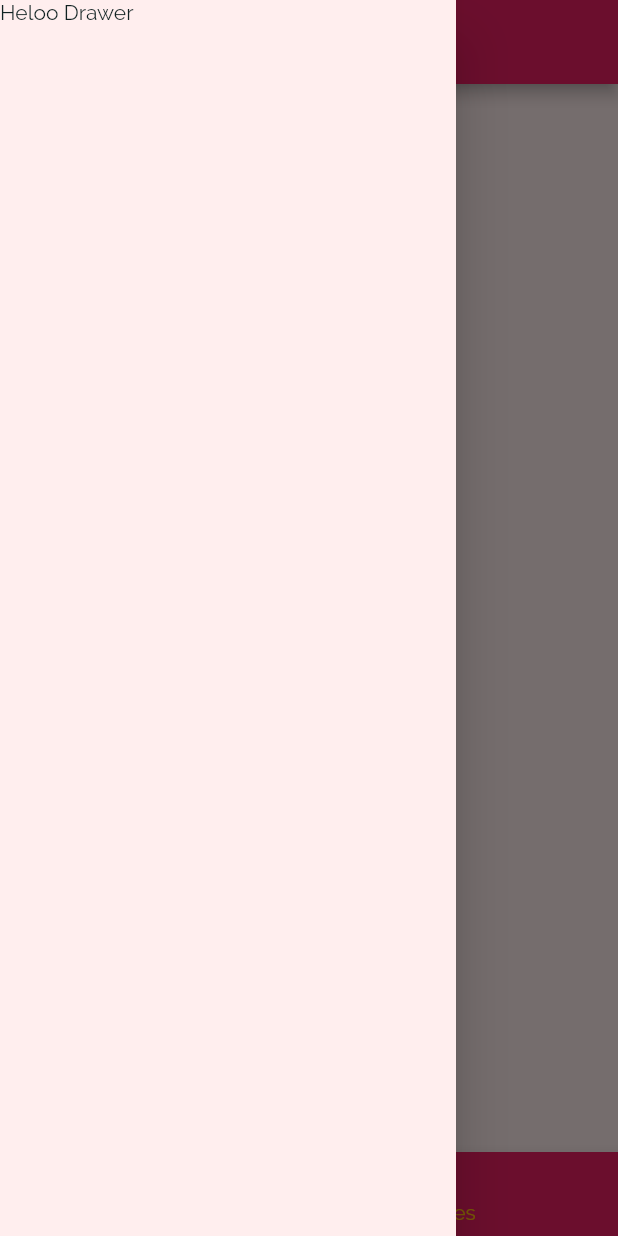
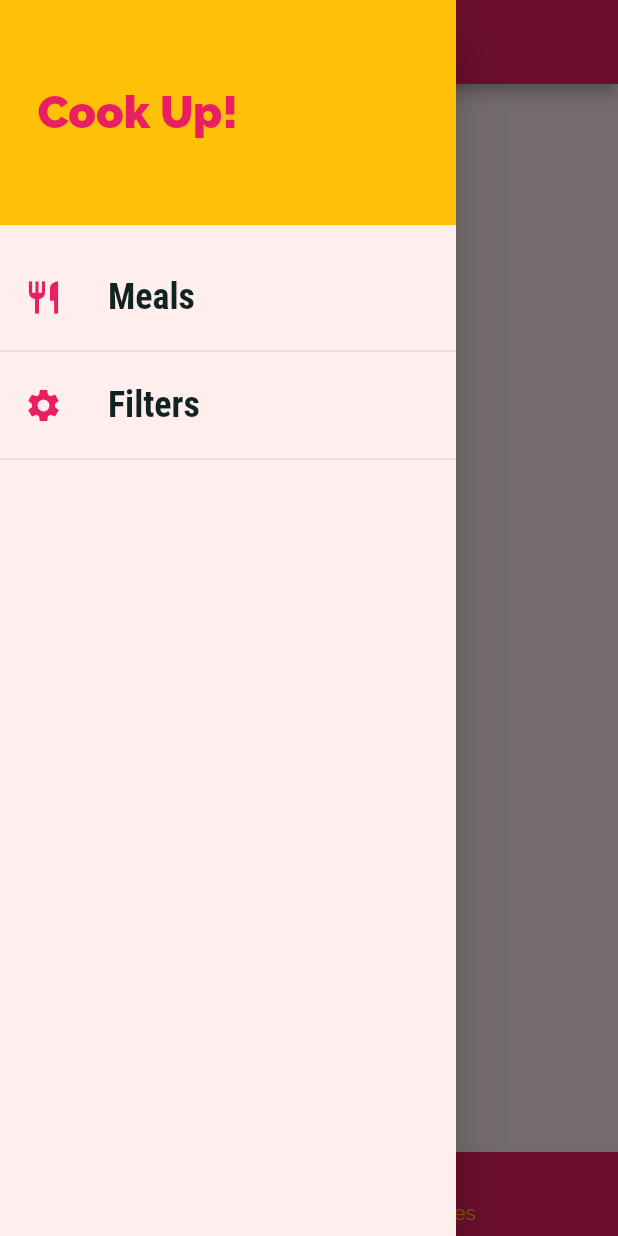
Before and after one commit to saad0259/app_22_recipe_app, a Flutter app: the screen it shows after launch, item 2 of the bottom bar chosen, with the side drawer open, on a phone screen of 412 x 824 dp. Run offline on Flutter 3.47's test engine with Material 2 defaults, Android fonts, the phone set to English and light mode, and no system bars.

Commit message:
Given project done- Will Improve later

```diff
--- a/lib/main.dart
+++ b/lib/main.dart
@@ -1,7 +1,9 @@
+import 'package:app_22_recipe_app/models/dummy_data.dart';
+import 'package:app_22_recipe_app/models/meal.dart';
+import 'package:app_22_recipe_app/widgets/filters.dart';
 import 'package:flutter/material.dart';
 import 'package:flutter/cupertino.dart';
 
-import './widgets/categories_screen.dart';
 import './widgets/category_meals_screen.dart';
 import './widgets/meal_detail_screen.dart';
 import './widgets/tabs_screen.dart';
@@ -10,8 +12,64 @@ void main() {
   runApp(MyApp());
 }
 
-class MyApp extends StatelessWidget {
+class MyApp extends StatefulWidget {
   const MyApp({Key? key}) : super(key: key);
+
+  @override
+  _MyAppState createState() => _MyAppState();
+}
+
+class _MyAppState extends State<MyApp> {
+  Map<String, bool> _filters = {
+    'gluten-free': false,
+    'vegetarian': false,
+    'vegan': false,
+    'lactose-free': false,
+  };
+
+  List<Meal> _availableMeals = DUMMY_MEALS;
+  List<Meal> _favoriteMeals = [];
+
+  void _setFilters(Map<String, bool> filterData) {
+    setState(() {
+      _filters = filterData;
+
+      _availableMeals = DUMMY_MEALS.where((element) {
+        if (_filters['gluten-free']! && !element.isGlutenFree) {
+          return false;
+        }
+        if (_filters['lactose-free']! && !element.isLactoseFree) {
+          return false;
+        }
+        if (_filters['vegetarian']! && !element.isVegetarian) {
+          return false;
+        }
+        if (_filters['vegan']! && !element.isVegan) {
+          return false;
+        }
+        return true;
+      }).toList();
+    });
+  }
+
+  void _toggleFavorite(String mealId) {
+    final existingIndex =
+        _favoriteMeals.indexWhere((element) => element.id == mealId);
+    if (existingIndex.isNegative) {
+      setState(() {
+        _favoriteMeals
+            .add(DUMMY_MEALS.firstWhere((element) => element.id == mealId));
+      });
+    } else {
+      setState(() {
+        _favoriteMeals.removeAt(existingIndex);
+      });
+    }
+  }
+
+  bool _isMealFavorite(String mealId) {
+    return _favoriteMeals.any((element) => element.id == mealId) ? true : false;
+  }
 
   @override
   Widget build(BuildContext context) {
@@ -42,19 +100,23 @@ class MyApp extends StatelessWidget {
                     fontFamily: 'RobotoCondensed',
                     fontSize: 24,
                   )))),
-      home: TabsScreen(),
+      // home: TabsScreen(),
+      initialRoute: '/',
       routes: {
-        // '/' : (ctx) => TabsScreen(),
+        '/': (ctx) => TabsScreen(_favoriteMeals),
         // '/category-meals': (ctx) => CategoryMealsScreen(),
-        CategoryMealsScreen.routeName: (ctx) => CategoryMealsScreen(),
-        MealDetailScreen.routeName: (ctx) => MealDetailScreen(),
+        CategoryMealsScreen.routeName: (ctx) =>
+            CategoryMealsScreen(_availableMeals),
+        MealDetailScreen.routeName: (ctx) =>
+            MealDetailScreen(_toggleFavorite, _isMealFavorite),
+        Filters.routeName: (ctx) => Filters(_setFilters, _filters),
       },
       onGenerateRoute: (settings) {
         print(settings.arguments);
-        return MaterialPageRoute(builder: (ctx) => TabsScreen());
+        return MaterialPageRoute(builder: (ctx) => TabsScreen(_favoriteMeals));
       },
       onUnknownRoute: (settings) {
-        return MaterialPageRoute(builder: (ctx) => TabsScreen());
+        return MaterialPageRoute(builder: (ctx) => TabsScreen(_favoriteMeals));
       },
     );
   }
--- a/lib/widgets/drawer.dart
+++ b/lib/widgets/drawer.dart
@@ -1,11 +1,59 @@
+import 'package:app_22_recipe_app/widgets/filters.dart';
 import 'package:flutter/material.dart';
 
+class MainDrawer extends StatelessWidget {
+  const MainDrawer({Key? key}) : super(key: key);
 
-class Drawer extends StatelessWidget {
-  const Drawer({Key? key}) : super(key: key);
+  Widget _getDrawerTab(
+      BuildContext context, IconData icon, String title, Function tapHandler) {
+    return ListTile(
+        leading: Icon(
+          icon,
+          size: 26,
+          color: Theme.of(context).primaryColor,
+        ),
+        title: Text(
+          title,
+          style: TextStyle(
+              fontFamily: 'RobotoCondensed',
+              fontSize: 24,
+              fontWeight: FontWeight.bold),
+        ),
+        onTap: () => tapHandler());
+  }
 
   @override
   Widget build(BuildContext context) {
-    return Container();
+    return Drawer(
+      child: Column(
+        children: [
+          Container(
+            height: 150,
+            width: double.infinity,
+            padding: EdgeInsets.all(25),
+            alignment: Alignment.centerLeft,
+            color: Theme.of(context).accentColor,
+            child: Text(
+              'Cook Up!',
+              style: TextStyle(
+                  fontWeight: FontWeight.w900,
+                  color: Theme.of(context).primaryColor,
+                  fontSize: 30),
+            ),
+          ),
+          SizedBox(
+            height: 20,
+          ),
+          _getDrawerTab(context, Icons.restaurant, 'Meals', () {
+            Navigator.of(context).pushReplacementNamed('/');
+          }),
+          Divider(),
+          _getDrawerTab(context, Icons.settings, 'Filters', () {
+            Navigator.of(context).pushReplacementNamed(Filters.routeName);
+          }),
+          Divider(),
+        ],
+      ),
+    );
   }
 }
--- a/lib/widgets/favorites_screen.dart
+++ b/lib/widgets/favorites_screen.dart
@@ -1,10 +1,41 @@
+import 'package:app_22_recipe_app/models/meal.dart';
 import 'package:flutter/material.dart';
 
-class FavoritesScreen extends StatelessWidget {
-  const FavoritesScreen({Key? key}) : super(key: key);
+import 'meal_item.dart';
+
+class FavoritesScreen extends StatefulWidget {
+  const FavoritesScreen(this.favoriteMeals);
+
+  final List<Meal> favoriteMeals;
 
   @override
+  _FavoritesScreenState createState() => _FavoritesScreenState();
+}
+
+class _FavoritesScreenState extends State<FavoritesScreen> {
+  @override
   Widget build(BuildContext context) {
-    return Center(child: Text('Favorite'),);
+    if (widget.favoriteMeals.isEmpty) {
+      return Center(
+        child: Text(
+          'You have no favorites!',
+          style: Theme.of(context).textTheme.headline6,
+        ),
+      );
+    } else {
+      return ListView.builder(
+        itemBuilder: (ctx, index) {
+          return MealItem(
+            id: widget.favoriteMeals[index].id,
+            title: widget.favoriteMeals[index].title,
+            imgUrl: widget.favoriteMeals[index].imageUrl,
+            duration: widget.favoriteMeals[index].duration,
+            complexity: widget.favoriteMeals[index].complexity,
+            affordability: widget.favoriteMeals[index].affordability,
+          );
+        },
+        itemCount: widget.favoriteMeals.length,
+      );
+    }
   }
 }
--- a/lib/widgets/tabs_screen.dart
+++ b/lib/widgets/tabs_screen.dart
@@ -2,21 +2,30 @@ import 'package:flutter/material.dart';
 
 import './categories_screen.dart';
 import './favorites_screen.dart';
+import './drawer.dart';
+import 'package:app_22_recipe_app/models/meal.dart';
 
 class TabsScreen extends StatefulWidget {
-  const TabsScreen({Key? key}) : super(key: key);
+  const TabsScreen(this.favoriteMeals);
+
+  final List<Meal> favoriteMeals;
 
   @override
   _TabsScreenState createState() => _TabsScreenState();
 }
 
 class _TabsScreenState extends State<TabsScreen> {
-  final List<Map<String, Object>> _pages = [
-    {'page': CategoriesScreen(), 'title': 'Categories'},
-    {'page': FavoritesScreen(), 'title': 'Favorites'}
-  ];
+  int _selectedPageIndex = 0;
+  List<Map<String, Object>>? _pages;
 
-  int _selectedPageIndex = 0;
+  @override
+  void initState() {
+    super.initState();
+    _pages = [
+      {'page': CategoriesScreen(), 'title': 'Categories'},
+      {'page': FavoritesScreen(widget.favoriteMeals), 'title': 'Favorites'}
+    ];
+  }
 
   void _selectPage(int index) {
     // Index comes here Automatically
@@ -29,11 +38,9 @@ class _TabsScreenState extends State<TabsScreen> {
   Widget build(BuildContext context) {
     return Scaffold(
       appBar: AppBar(
-        title: Text(_pages[_selectedPageIndex]['title'] as String),
+        title: Text(_pages![_selectedPageIndex]['title'] as String),
       ),
-      drawer: Drawer(
-        child: Text('Heloo Drawer'),
-      ),
+      drawer: MainDrawer(),
       bottomNavigationBar: BottomNavigationBar(
         onTap: _selectPage,
         backgroundColor: Theme.of(context).primaryColor,
@@ -52,7 +59,7 @@ class _TabsScreenState extends State<TabsScreen> {
               label: 'Favorites'),
         ],
       ),
-      body: _pages[_selectedPageIndex]['page'] as Widget,
+      body: _pages![_selectedPageIndex]['page'] as Widget,
     );
     // DefaultTabController( // Top Navigation Bar
     //   length: 2,
```
Also changed, not shown: lib/widgets/category_meals_screen.dart (+37 -15 lines), lib/widgets/filters.dart (added, +104 -0 lines), lib/widgets/meal_detail_screen.dart (+12 -3 lines), lib/widgets/meal_item.dart (+9 -1 lines).
